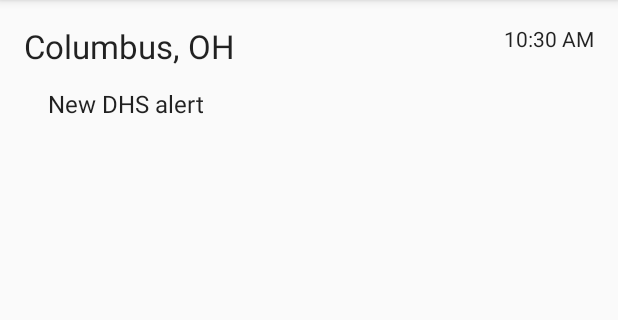
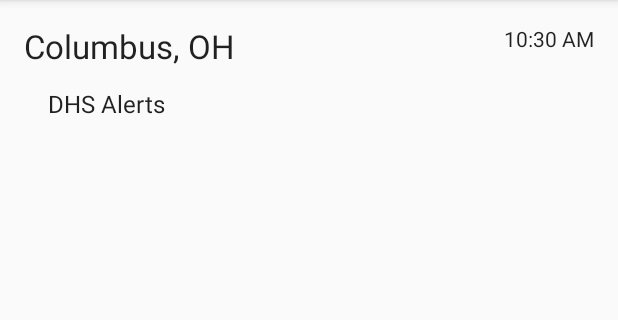
Before and after one commit to fabio-ricardo/emergency-app-android, an Android app: the screen it shows after launch (mainpage), on a phone screen of 412 x 824 dp, the part 84-404 px from its top. Run offline under Robolectric (Android 15) with nearby library versions, the phone set to English and light mode, and no system bars.

Commit message:
Tweaked a few things

```diff
--- a/app/src/main/java/dwhit/emerapp/mainpage.java
+++ b/app/src/main/java/dwhit/emerapp/mainpage.java
@@ -25,12 +25,8 @@
 public class mainpage extends AppCompatActivity {
 
     ListView lv;
-    String type = "";
-    String summary = "";
-    String details = "";
-    public final static String TYPE = "type";
-    public final static String SUMMARY = "summary";
-    public final static String DETAILS = "details";
+    String type = "", summary = "", details = "";
+    public final static String TYPE = "type", SUMMARY = "summary", DETAILS = "details";
 
     @Override
     protected void onCreate(Bundle savedInstanceState) {
@@ -41,14 +37,14 @@
         ArrayList<String> alerts = new ArrayList<String>();
 
         new DHSAlert().execute();
-        alerts.add(0, "New DHS alert");
+        alerts.add("DHS Alerts");
 
         ArrayAdapter adapter = new ArrayAdapter<String>(this, android.R.layout.simple_list_item_1, alerts);
         lv.setAdapter(adapter);
         lv.setOnItemClickListener(new AdapterView.OnItemClickListener() {
             @Override
             public void onItemClick(AdapterView<?> parent, View view, int position, long id) {
-                Intent intent = new Intent(mainpage.this, openDHSDetailActivity.class);
+                Intent intent = new Intent(mainpage.this, dhsActivity.class);
                 intent.putExtra(TYPE, type);
                 intent.putExtra(SUMMARY, summary);
                 intent.putExtra(DETAILS, details);
@@ -95,7 +91,7 @@
                 switch(event) {
                     case XmlPullParser.START_TAG:
                         if (name.equals("alert")){
-                            type = parser.getAttributeValue(null, "type");
+                            type = parser.getAttributeValue(null, "type").toLowerCase();
                         }else if(name.equals("summary")) {
                             try {
                                 summary = parser.nextText();
--- a/app/src/main/res/layout-v17/activity_mainpage.xml
+++ b/app/src/main/res/layout-v17/activity_mainpage.xml
@@ -1,10 +1,10 @@
 <?xml version="1.0" encoding="utf-8"?>
 <RelativeLayout xmlns:android="http://schemas.android.com/apk/res/android"
     xmlns:tools="http://schemas.android.com/tools" android:layout_width="match_parent"
-    android:layout_height="match_parent" android:paddingLeft="@dimen/activity_horizontal_margin"
-    android:paddingRight="@dimen/activity_horizontal_margin"
-    android:paddingTop="@dimen/activity_vertical_margin"
-    android:paddingBottom="@dimen/activity_vertical_margin" tools:context=".mainpage">
+    android:layout_height="match_parent" android:paddingLeft="16dp"
+    android:paddingRight="16dp"
+    android:paddingTop="16dp"
+    android:paddingBottom="16dp" tools:context=".mainpage">
 
     <ListView
         android:layout_width="wrap_content"
--- a/app/src/main/res/values/strings.xml
+++ b/app/src/main/res/values/strings.xml
@@ -1,5 +1,5 @@
 <resources>
     <string name="app_name">Alert Hub</string>
-    <string name="title_activity_open_detail">Alert Hub</string>
+    <string name="title_dhs_activity">Alert Hub</string>
     <string name="title_activity_open_dhs_detail">Alert Hub</string>
 </resources>
```
Also changed, not shown: app/src/main/AndroidManifest.xml (+4 -4 lines), app/src/main/java/dwhit/emerapp/dhsActivity.java (added, +45 -0 lines), app/src/main/java/dwhit/emerapp/openDHSDetailActivity.java (+5 -5 lines), app/src/main/java/dwhit/emerapp/openDetailActivity.java (deleted, +0 -31 lines), app/src/main/res/layout/activity_dhs.xml (added, +20 -0 lines), app/src/main/res/layout/activity_open_detail.xml (deleted, +0 -20 lines), app/src/main/res/layout/activity_open_dhs_detail.xml (+11 -4 lines), app/src/main/res/layout/content_open_detail.xml (deleted, +0 -36 lines).
